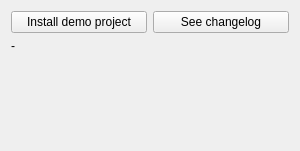
This is oqtopus/ui/project_widget.ui in ponceta/oqtopus as Qt 5 draws it before an edit. The edited form follows.
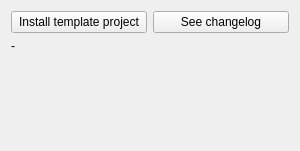
This is the edited form.

Commit message: Install template project (#60)

Patch:
```diff
--- a/oqtopus/ui/project_widget.ui
+++ b/oqtopus/ui/project_widget.ui
@@ -17,7 +17,7 @@
    <item row="0" column="0">
     <widget class="QPushButton" name="project_install_pushButton">
      <property name="text">
-      <string>Install demo project</string>
+      <string>Install template project</string>
      </property>
     </widget>
    </item>
```
